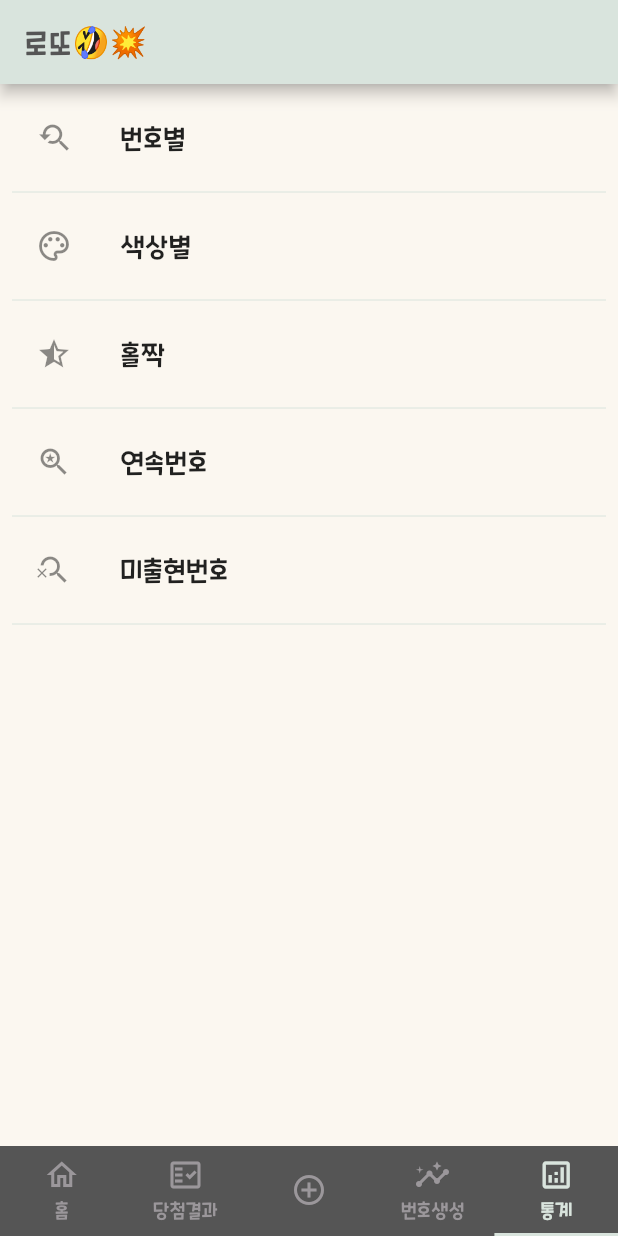
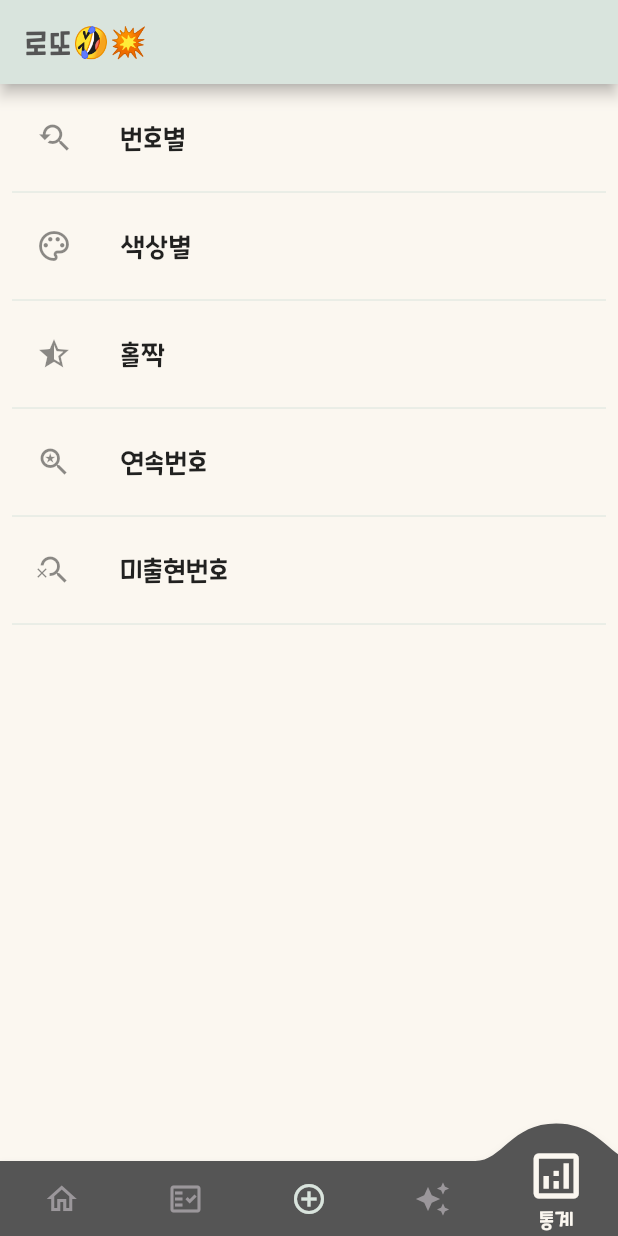
Before and after one commit to empering/lotto_mate_public, a Flutter app: the screen it shows after launch, item 5 of the bottom bar chosen, on a phone screen of 412 x 824 dp. Run offline on Flutter 3.47's test engine with Material 2 defaults, Android fonts, the phone set to English and light mode, and no system bars; drawn by our look-alikes of convex_bottom_bar; our stand-ins replace cloud_firestore, firebase_core, firebase_messaging, flutter_local_notifications, get, sqflite; missing offline and left inert: qrscan; accounts and stored records are empty; network calls fail.

Commit message:
bottomNavigationBar ConvexAppBar 적용

```diff
--- a/lib/pages/app.dart
+++ b/lib/pages/app.dart
@@ -1,4 +1,6 @@
+import 'package:convex_bottom_bar/convex_bottom_bar.dart';
 import 'package:flutter/material.dart';
+import 'package:get/get.dart';
 import 'package:lotto_mate/commons/app_colors.dart';
 import 'package:lotto_mate/pages/buy/history.dart';
 import 'package:lotto_mate/pages/buy/history_form.dart';
@@ -14,18 +16,25 @@ class App extends StatefulWidget {
   _AppState createState() => _AppState();
 }
 
-class _AppState extends State<App> {
+class _AppState extends State<App> with SingleTickerProviderStateMixin {
   final scaffoldKey = GlobalKey<ScaffoldState>();
+
+  TabController? _tabController;
+
+  @override
+  void initState() {
+    super.initState();
+    _tabController = TabController(length: 5, vsync: this);
+  }
 
   @override
   Widget build(BuildContext context) {
     return ChangeNotifierProvider(
       create: (_) => DrawState()..getDrawById(),
-      child: DefaultTabController(
-        length: 5,
       child: Scaffold(
         appBar: AppAppBar('로또🤣💥'),
         body: TabBarView(
+          controller: _tabController,
           children: [
             Home(),
             History(),
@@ -34,44 +43,39 @@ class _AppState extends State<App> {
             Stats(),
           ],
         ),
-          bottomNavigationBar: Container(
-            color: AppColors.primary,
-            height: 60,
-            child: TabBar(
-              labelColor: AppColors.accent,
-              unselectedLabelColor: AppColors.sub,
-              indicatorColor: AppColors.accent,
-              labelStyle: TextStyle(fontSize: 12.0, fontFamily: 'CookieRun'),
-              tabs: [
-                Tab(
-                  icon: Icon(Icons.home_outlined),
-                  text: '홈',
-                  iconMargin: EdgeInsets.only(bottom: 3),
-                ),
-                Tab(
-                  icon: Icon(Icons.fact_check_outlined),
-                  text: '당첨결과',
-                  iconMargin: EdgeInsets.only(bottom: 3),
-                ),
-                Tab(
-                  icon: Icon(Icons.add_circle_outline),
-                  iconMargin: EdgeInsets.only(bottom: 3),
-                ),
-                Tab(
-                  icon: Icon(Icons.insights),
-                  text: '번호생성',
-                  iconMargin: EdgeInsets.only(bottom: 3),
-                ),
-                Tab(
-                  icon: Icon(Icons.analytics_outlined),
-                  text: '통계',
-                  iconMargin: EdgeInsets.only(bottom: 3),
-                ),
-              ],
-            ),
-          ),
-        ),
+        bottomNavigationBar: _makeConvexBottomNavigationBar(),
       ),
     );
   }
+
+  _makeConvexBottomNavigationBar() {
+    return ConvexAppBar(
+      controller: _tabController,
+      style: TabStyle.textIn,
+      backgroundColor: AppColors.primary,
+      activeColor: AppColors.light,
+      color: AppColors.sub,
+      items: [
+        TabItem(icon: Icons.home_outlined, title: '홈'),
+        TabItem(icon: Icons.fact_check_outlined, title: '당첨결과'),
+        TabItem(
+          icon: Icon(
+            Icons.add_circle_outline,
+            color: AppColors.accent,
+          ),
+          title: '등록',
+        ),
+        TabItem(icon: Icons.auto_awesome, title: '번호생성'),
+        TabItem(icon: Icons.analytics_outlined, title: '통계'),
+      ],
+      onTabNotify: (index) {
+        var intercept = index == 2;
+        if (intercept) {
+          Get.to(HistoryForm());
         }
+
+        return !intercept;
+      },
+    );
+  }
+}
--- a/pubspec.yaml
+++ b/pubspec.yaml
@@ -39,6 +39,8 @@ dependencies:
   cloud_firestore: ^1.0.0
   firebase_messaging: ^9.0.0
   flutter_local_notifications: ^5.0.0-nullsafety.1
+
+  convex_bottom_bar: ^3.0.0
 
   # cached_network_image: ^2.3.3
   qrscan: ^0.2.22
```
Also changed, not shown: pubspec.lock. Lines whose indentation alone changed are shown as unchanged.
